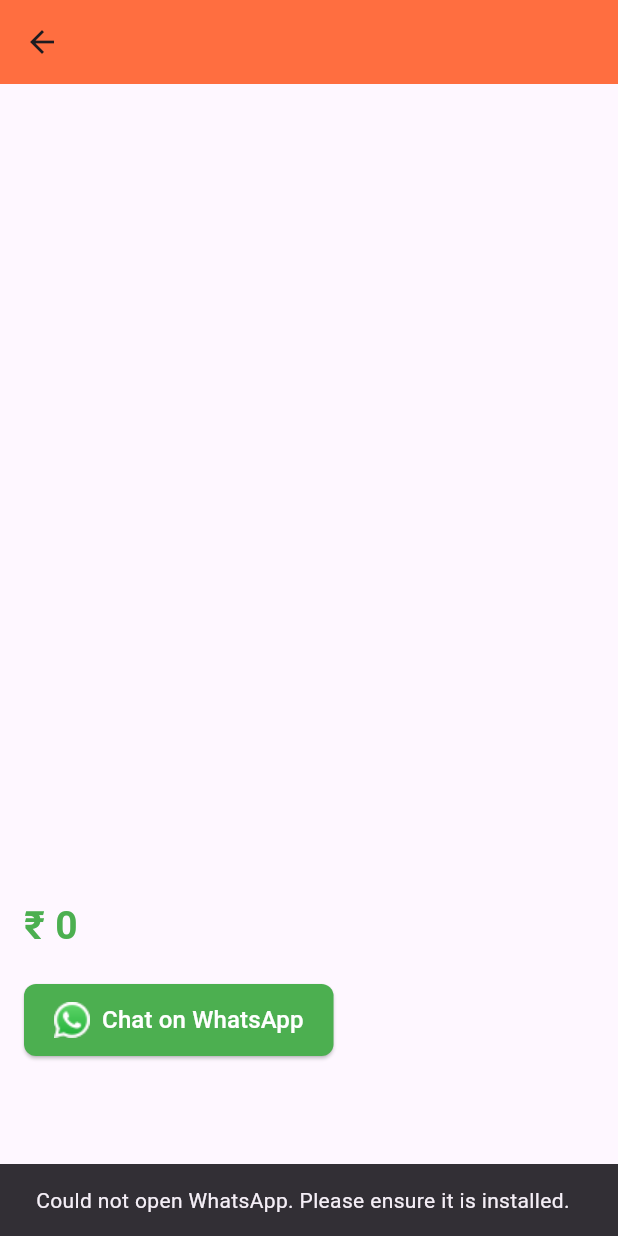
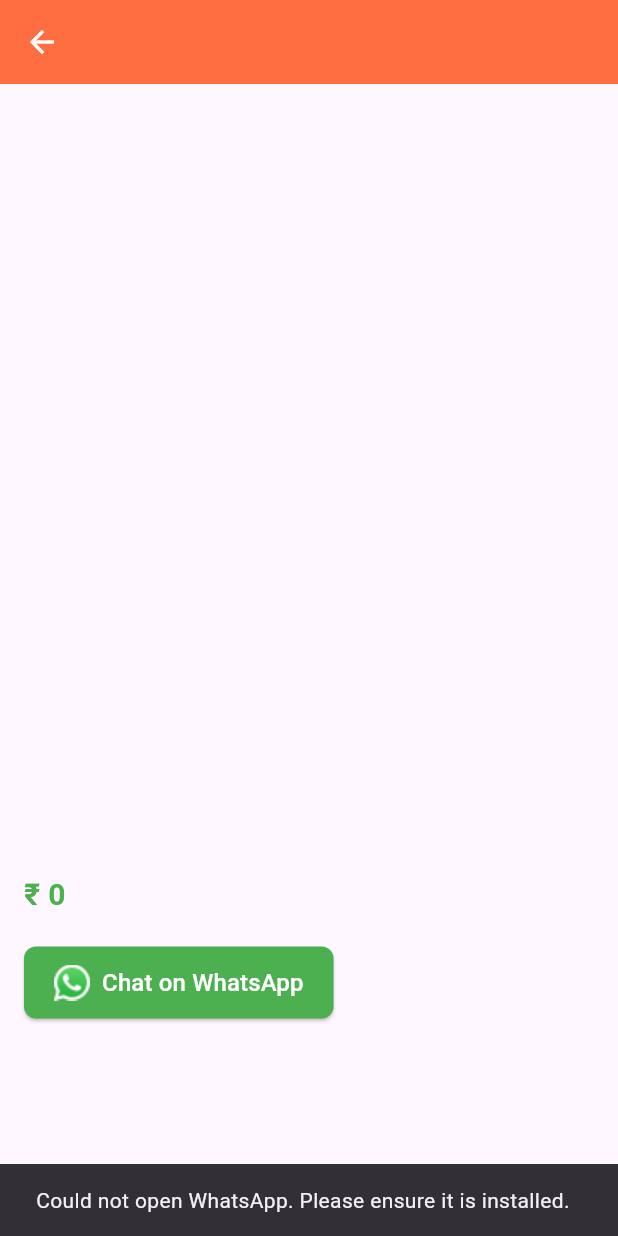
Before and after one commit to SairamYaragogu/saree_store, a Flutter app: the ProductDetailsScreen screen opened directly with empty values, after a tap on "Chat on WhatsApp", on a phone screen of 412 x 824 dp. Run offline on Flutter 3.47's test engine with Material 3 defaults, Android fonts, the light colour scheme and no system bars; our stand-ins replace cloud_firestore, csv, file_picker, firebase_core; missing offline and left inert: excel; accounts and stored records are empty.

Commit message:
Change whatsapp chat predefined format.

```diff
--- a/lib/product_details.dart
+++ b/lib/product_details.dart
@@ -60,17 +60,17 @@ class _ProductDetailsScreenState extends State<ProductDetailsScreen>
     const adminNumber = '918179349591';
 
     final message = '''
-----------------------------------------
-Hi I'm interested in this :
+Hi, I'm interested in the following product:
 
-Product: *$title*
+🛍️ Product: *$title*
 
-Description: $description
+📝 Description: $description
 
-Price: *$price*
+💰 Price: *$price*
 
-Please contact me to proceed further steps
-----------------------------------------''';
+Kindly contact me to proceed with the next steps.
+
+Thank you!''';
 
     final encodedMessage = Uri.encodeComponent(message);
 
@@ -216,14 +216,14 @@ Please contact me to proceed further steps
       crossAxisAlignment: CrossAxisAlignment.start,
       children: [
         Text(title,
-            style: const TextStyle(fontSize: 24, fontWeight: FontWeight.bold)),
+            style: const TextStyle(fontSize: 18, fontWeight: FontWeight.bold)),
         const SizedBox(height: 12),
         Text(description,
-            style: TextStyle(fontSize: 16, color: Colors.grey[700])),
+            style: TextStyle(fontSize: 14, color: Colors.grey[700])),
         const SizedBox(height: 16),
         Text('₹ $price',
             style: const TextStyle(
-                fontSize: 26, fontWeight: FontWeight.bold, color: Colors.green)),
+                fontSize: 20, fontWeight: FontWeight.bold, color: Colors.green)),
         const SizedBox(height: 20),
 
         // 🔹 WhatsApp button
@@ -248,10 +248,20 @@ Please contact me to proceed further steps
     );
 
     return Scaffold(
-      appBar: AppBar(
-        title: Text(title),
-        backgroundColor: Colors.deepOrangeAccent,
-      ),
+        appBar: AppBar(
+          title: Text(
+            title,
+            style: const TextStyle(
+              color: Colors.white,      // 🔹 Title text color
+              fontSize: 18,             // 🔹 Reduce text size
+              fontWeight: FontWeight.w600,
+            ),
+          ),
+          backgroundColor: Colors.deepOrangeAccent,
+          iconTheme: const IconThemeData(
+            color: Colors.white,        // 🔹 Back arrow color
+          ),
+        ),
       body: isLargeScreen
           ? Row(
         crossAxisAlignment: CrossAxisAlignment.start,
@@ -334,7 +344,7 @@ Please contact me to proceed further steps
               ),
             ),
 
-            const SizedBox(height: 12),
+            const SizedBox(height: 5),
             _buildHorizontalThumbnails(imageUrls),
 
             const SizedBox(height: 16),
```
